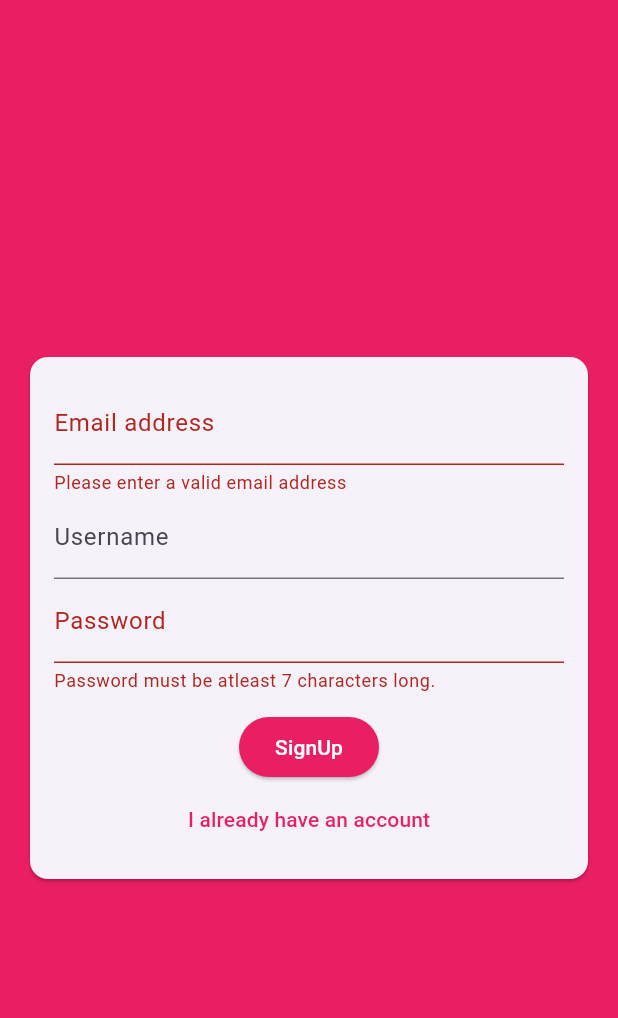
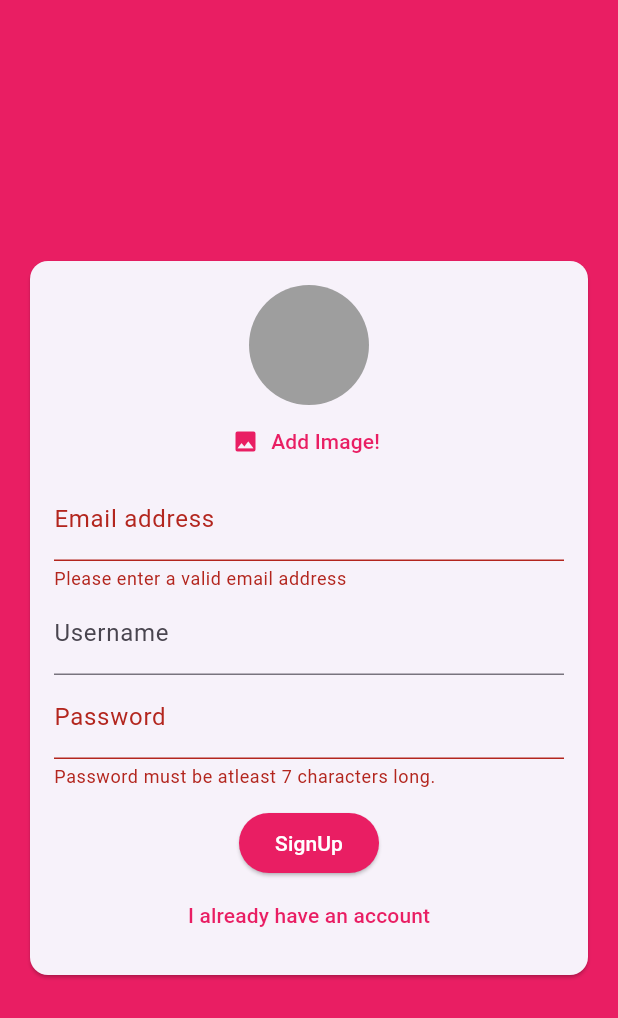
Before and after one commit to AyushSingh4321/chatApp, a Flutter app: the screen it shows after launch, after a tap on "Login", after a tap on "Create new account", on a phone screen of 412 x 824 dp. Shown: the top 1018 px of the screen. Run offline on Flutter 3.47's test engine with Material 3 defaults, Android fonts, the phone set to English and light mode, and no system bars; our stand-ins replace cloud_firestore, firebase_auth, firebase_core, image_picker; accounts and stored records are empty.

Commit message:
addingImagePicker

```diff
--- a/lib/widgets/auth/auth_form.dart
+++ b/lib/widgets/auth/auth_form.dart
@@ -1,7 +1,8 @@
+import '../pickers/user_image_picker.dart';
 import 'package:flutter/material.dart';
 
 class AuthForm extends StatefulWidget {
-  AuthForm(this.submitFn,this._isLoading);
+  AuthForm(this.submitFn, this._isLoading);
   final bool _isLoading;
   final void Function(
     String email,
@@ -49,6 +50,8 @@ class _AuthFormState extends State<AuthForm> {
               child: Column(
                 mainAxisSize: MainAxisSize.min,
                 children: [
+                  if(!_isLogin)
+                 UserImagePicker(),
                   TextFormField(
                     key: ValueKey('email'),
                     validator: (value) {
@@ -100,17 +103,16 @@ class _AuthFormState extends State<AuthForm> {
                   SizedBox(
                     height: 12,
                   ),
-                  if(widget._isLoading)
-                  CircularProgressIndicator(),
-                  if(!widget._isLoading)
+                  if (widget._isLoading) CircularProgressIndicator(),
+                  if (!widget._isLoading)
                     ElevatedButton(
-                    style:
-                        ElevatedButton.styleFrom(backgroundColor: Colors.pink),
+                      style: ElevatedButton.styleFrom(
+                          backgroundColor: Colors.pink),
                       child: Text(_isLogin ? 'Login' : 'SignUp',
                           style: TextStyle(color: Colors.white)),
                       onPressed: _trySubmit,
                     ),
-                  if(!widget._isLoading)
+                  if (!widget._isLoading)
                     TextButton(
                       child: Text(_isLogin
                           ? 'Create new account'
--- /dev/null
+++ b/lib/widgets/pickers/user_image_picker.dart
@@ -0,0 +1,40 @@
+import 'dart:io';
+import 'package:flutter/material.dart';
+import 'package:image_picker/image_picker.dart';
+
+class UserImagePicker extends StatefulWidget {
+  const UserImagePicker({super.key});
+
+  @override
+  State<UserImagePicker> createState() => _UserImagePickerState();
+}
+
+File? _pickedImage;
+
+class _UserImagePickerState extends State<UserImagePicker> {
+  void _pickImage() async {
+    final pickedImageFile =
+        await ImagePicker().pickImage(source: ImageSource.camera);
+    setState(() {
+      _pickedImage = File(pickedImageFile!.path);
+    });
+  }
+
+  @override
+  Widget build(BuildContext context) {
+    return Column(
+      children: [
+        CircleAvatar(
+          backgroundImage:_pickedImage!=null? FileImage(_pickedImage!):null,
+          backgroundColor: Colors.grey,
+          radius: 40,
+        ),
+        TextButton.icon(
+          onPressed: _pickImage,
+          icon: Icon(Icons.image),
+          label: Text('Add Image!'),
+        ),
+      ],
+    );
+  }
+}
--- a/pubspec.yaml
+++ b/pubspec.yaml
@@ -38,6 +38,8 @@ dependencies:
   firebase_core: ^3.1.1
   cloud_firestore: ^5.0.2
   firebase_auth: ^5.1.1
+  image_picker: ^1.1.2
+
 
 dev_dependencies:
   flutter_test:
```
Also changed, not shown: lib/widgets/chat/message_bubble.dart (+3 -4 lines), pubspec.lock, 5 other files. Lines whose indentation alone changed are shown as unchanged.
